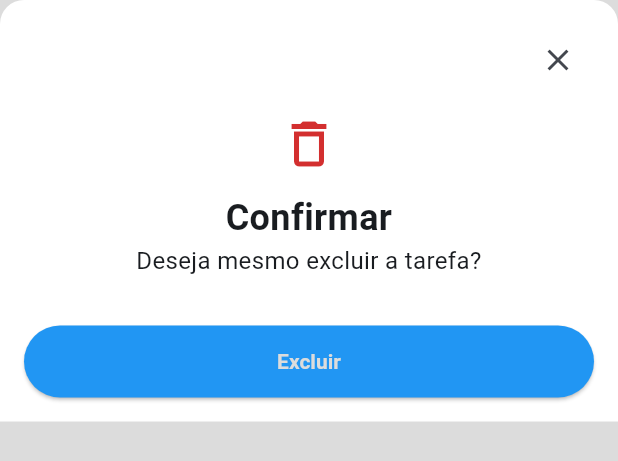
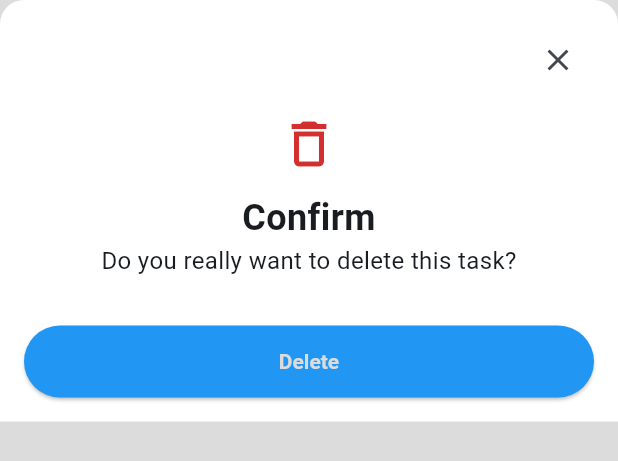
Before and after one commit to kenjiroyamada16/tekna-app, a Flutter app: the ConfirmDeleteTaskBottomSheet widget shown alone on an empty page, opened directly, on a phone screen of 412 x 824 dp. Shown: the top 461 px of the screen. Run offline on Flutter 3.47's test engine with Material 3 defaults, Android fonts, the phone set to English and light mode, and no system bars; our stand-ins replace flutter_bloc, flutter_speed_dial, get_it, supabase_flutter; accounts and stored records are empty.

Commit message:
[FIX] pages portuguese strings

```diff
--- a/lib/core/blocs/home_bloc.dart
+++ b/lib/core/blocs/home_bloc.dart
@@ -138,7 +138,7 @@ class HomeBloc extends Bloc<HomeEvent, HomeState> {
       _tasksList.clear();
       _tasksList.addAll(tasks);
 
-      emit(HomeSuccess(tasks: tasks));
+      emit(HomeSuccess(tasks: tasks, message: 'Task created successfully'));
     } on Exception catch (e) {
       if (e is AppException) {
         emit(HomeError(e.userFriendlyMessage));
--- a/lib/presentation/widgets/bottom_sheet/confirm_delete_task_bottom_sheet.dart
+++ b/lib/presentation/widgets/bottom_sheet/confirm_delete_task_bottom_sheet.dart
@@ -38,12 +38,12 @@ class ConfirmDeleteTaskBottomSheet extends StatelessWidget {
               ),
             ),
             Text(
-              'Confirmar',
+              'Confirm',
               textAlign: TextAlign.center,
               style: TextStyle(fontWeight: FontWeight.w600, fontSize: 24),
             ),
             Text(
-              'Deseja mesmo excluir a tarefa?',
+              'Do you really want to delete this task?',
               textAlign: TextAlign.center,
               style: TextStyle(fontSize: 16),
             ),
@@ -53,7 +53,7 @@ class ConfirmDeleteTaskBottomSheet extends StatelessWidget {
                 Navigator.pop(context);
                 onTapConfirmDelete?.call();
               },
-              child: Text('Excluir'),
+              child: Text('Delete'),
             ),
           ],
         ),
```
Also changed, not shown: lib/presentation/pages/register_account_page.dart (+5 -3 lines).
